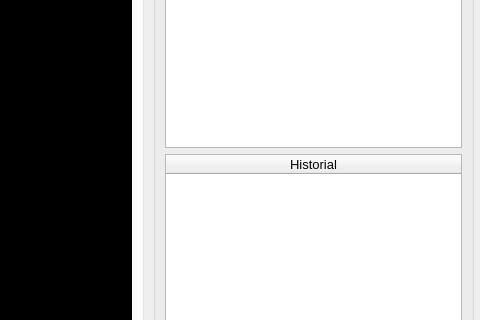
Before: the Qt Designer form Terminal/gui.ui in nashvent/metodosnumericos, drawn with Qt 5; both pictures show x 327 to 807 and y 133 to 453 of the 807 by 588 pixel window.
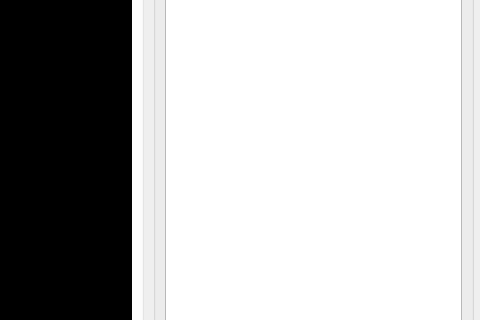
After: the same form once the commit is applied.

Commit message: consola lista con funcionamiento basico

The edit to the form file:
```diff
--- a/Terminal/gui.ui
+++ b/Terminal/gui.ui
@@ -64,32 +64,6 @@
        </column>
       </widget>
      </item>
-     <item>
-      <widget class="QTableWidget" name="tableHistorial">
-       <property name="font">
-        <font>
-         <pointsize>10</pointsize>
-        </font>
-       </property>
-       <property name="editTriggers">
-        <set>QAbstractItemView::DoubleClicked</set>
-       </property>
-       <property name="rowCount">
-        <number>0</number>
-       </property>
-       <attribute name="horizontalHeaderStretchLastSection">
-        <bool>true</bool>
-       </attribute>
-       <attribute name="verticalHeaderVisible">
-        <bool>false</bool>
-       </attribute>
-       <column>
-        <property name="text">
-         <string>Historial</string>
-        </property>
-       </column>
-      </widget>
-     </item>
     </layout>
    </widget>
    <widget class="QGroupBox" name="groupBox_2">
```
The commit also changes 2 other files.
